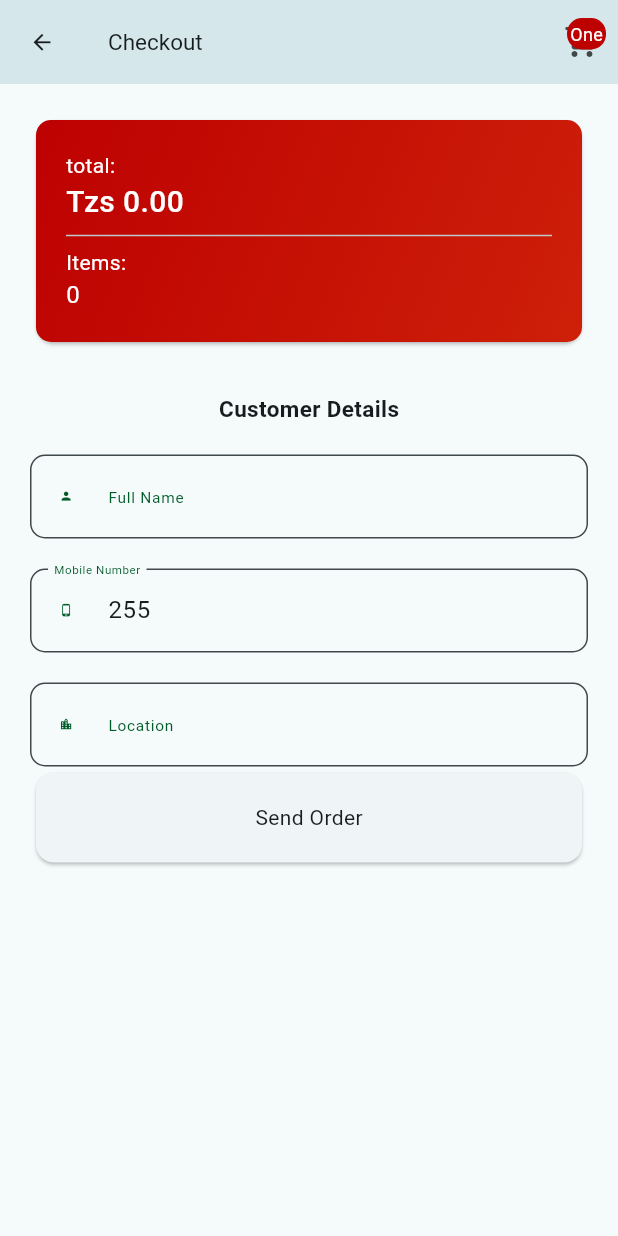
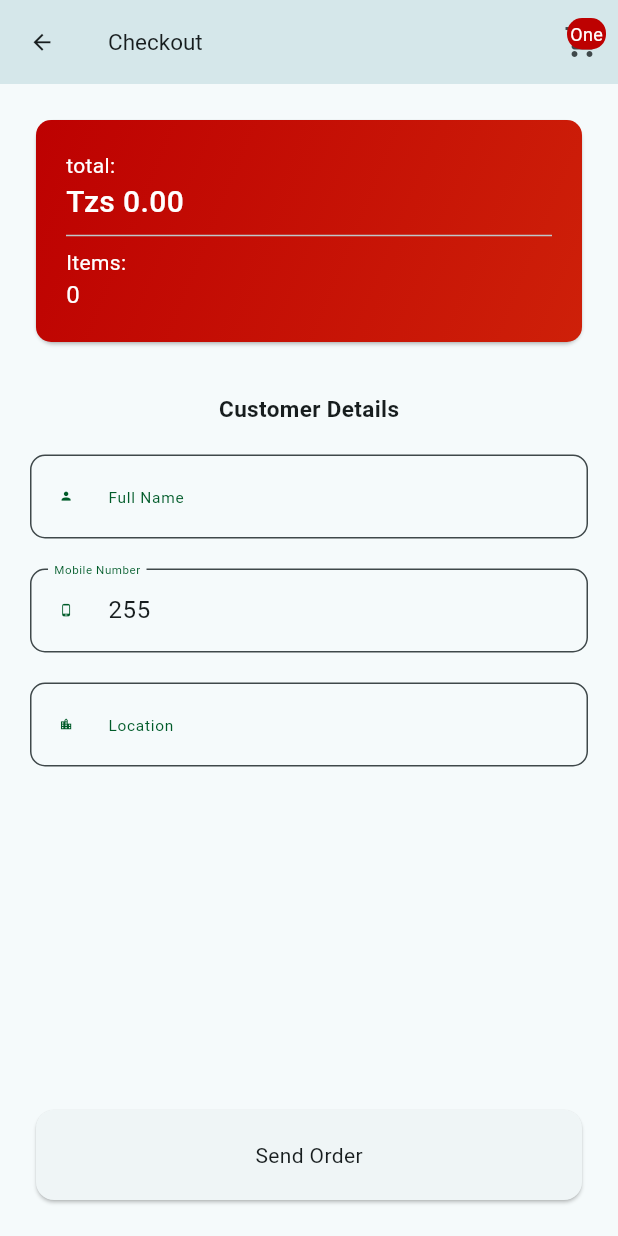
Before and after one commit to sharifu57/mgahawa_app, a Flutter app: the CheckOut screen opened directly with empty values, on a phone screen of 412 x 824 dp. Run offline on Flutter 3.47's test engine with Material 2 defaults, Android fonts, the light colour scheme and no system bars; our stand-ins replace carousel_slider, dio, geocoding, geolocator, google_fonts, introduction_screen and 1 more; accounts and stored records are empty.

Commit message:
add customer

```diff
--- a/lib/screen/pages/checkout.dart
+++ b/lib/screen/pages/checkout.dart
@@ -200,7 +200,6 @@ class _CheckOutState extends State<CheckOut> {
             ),
             Expanded(
                 child: Form(
-                    child: SingleChildScrollView(
                     child: Column(
               children: [
                 Expanded(
@@ -328,7 +327,6 @@ class _CheckOutState extends State<CheckOut> {
                   ),
                 )
               ],
-              ),
             )))
           ],
         ),
```
Lines whose indentation alone changed are shown as unchanged.
